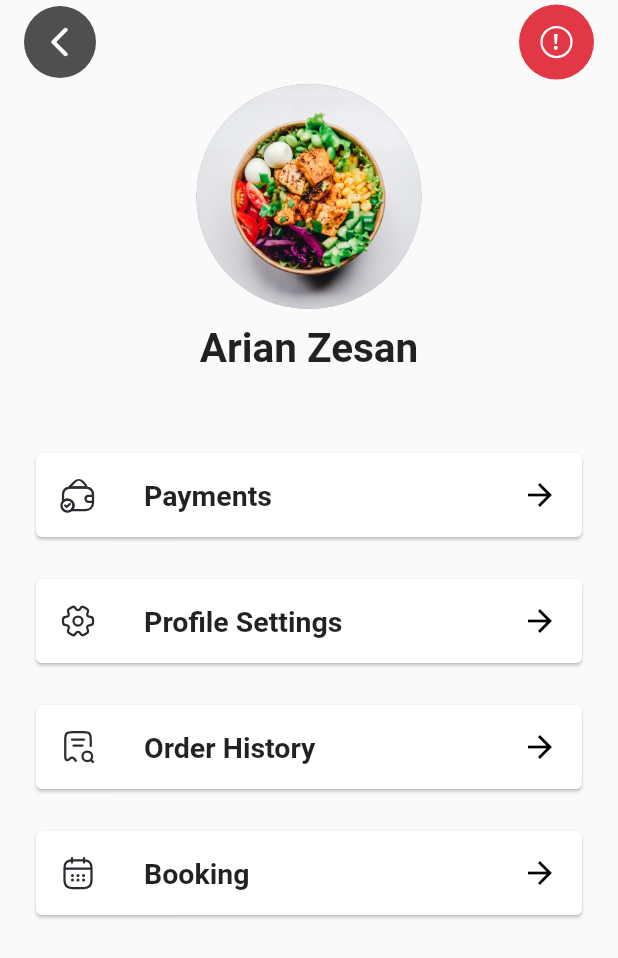
After one commit to Abduraimoff/flutter_zomato_app, a Flutter app: the ProfilePage screen opened directly, on a phone screen of 412 x 824 dp. The commit adds this screen. Shown: the top 958 px of the screen. Run offline on Flutter 3.47's test engine with Material 2 defaults, Android fonts, the phone set to English and light mode, and no system bars; our stand-ins replace dots_indicator, flutter_slidable, flutter_svg.

Commit message:
cart and profile pages

```diff
--- a/lib/pages/cart_page.dart
+++ b/lib/pages/cart_page.dart
@@ -1,4 +1,5 @@
 import 'package:flutter/material.dart';
+import 'package:flutter_slidable/flutter_slidable.dart';
 import 'package:provider/provider.dart';
 import 'package:zomato_app/app_color.dart';
 
@@ -53,7 +54,7 @@ class CartPage extends StatelessWidget {
                   ),
                 ),
                 Text(
-                  '\$${context.watch<CartProvider>().getTotalPrice()}',
+                  '\$${context.watch<CartProvider>().getTotalPrice().toStringAsFixed(2)}',
                   style: const TextStyle(
                     fontSize: 22,
                     color: AppColor.kyCoalColor,
--- a/lib/pages/home_page.dart
+++ b/lib/pages/home_page.dart
@@ -3,6 +3,7 @@ import 'package:flutter/material.dart';
 import 'package:flutter_svg/svg.dart';
 import 'package:zomato_app/app_color.dart';
 import 'package:zomato_app/data/food_model.dart';
+import 'package:zomato_app/pages/profile_page.dart';
 import 'package:zomato_app/widgets/data_search.dart';
 import 'package:zomato_app/widgets/food_card.dart';
 import 'package:zomato_app/widgets/food_list_view.dart';
@@ -200,10 +201,19 @@ class _HomePageState extends State<HomePage> {
                   color: AppColor.kRedColor,
                 ),
               ),
-              const CircleAvatar(
-                backgroundColor: Colors.grey,
-                radius: 25,
-                backgroundImage: AssetImage('assets/images/food1.jpg'),
+              GestureDetector(
+                onTap: () {
+                  Navigator.push(
+                    context,
+                    MaterialPageRoute(
+                        builder: (context) => const ProfilePage()),
+                  );
+                },
+                child: const CircleAvatar(
+                  backgroundColor: Colors.grey,
+                  radius: 25,
+                  backgroundImage: AssetImage('assets/images/food1.jpg'),
+                ),
               ),
             ],
           )
--- /dev/null
+++ b/lib/pages/profile_page.dart
@@ -0,0 +1,94 @@
+import 'package:flutter/material.dart';
+import 'package:flutter_svg/flutter_svg.dart';
+import 'package:zomato_app/app_color.dart';
+import 'package:zomato_app/widgets/card_widget.dart';
+
+class ProfilePage extends StatelessWidget {
+  const ProfilePage({Key? key}) : super(key: key);
+
+  @override
+  Widget build(BuildContext context) {
+    return Scaffold(
+      appBar: appBar(context),
+      body: Padding(
+        padding: const EdgeInsets.symmetric(horizontal: 20),
+        child: Column(
+          crossAxisAlignment: CrossAxisAlignment.start,
+          children: const [
+            Center(
+              child: CircleAvatar(
+                backgroundColor: Colors.grey,
+                radius: 75,
+                backgroundImage: AssetImage('assets/images/food1.jpg'),
+              ),
+            ),
+            SizedBox(height: 10),
+            Center(
+              child: Text('Arian Zesan',
+                  style: TextStyle(fontSize: 27, fontWeight: FontWeight.w600)),
+            ),
+            SizedBox(height: 40),
+            CardWidget(
+              icon: 'assets/icons/wallet-check.svg',
+              title: 'Payments',
+            ),
+            CardWidget(
+              icon: 'assets/icons/setting2.svg',
+              title: 'Profile Settings',
+            ),
+            CardWidget(
+              icon: 'assets/icons/receipt-search.svg',
+              title: 'Order History',
+            ),
+            CardWidget(
+              icon: 'assets/icons/calendar.svg',
+              title: 'Booking',
+            ),
+          ],
+        ),
+      ),
+    );
+  }
+
+  AppBar appBar(BuildContext context) {
+    return AppBar(
+      automaticallyImplyLeading: false,
+      backgroundColor: Colors.transparent,
+      elevation: 0,
+      centerTitle: false,
+      title: Row(
+        mainAxisAlignment: MainAxisAlignment.spaceBetween,
+        children: [
+          Container(
+            decoration: BoxDecoration(
+              color: AppColor.kyGreyColor,
+              borderRadius: BorderRadius.circular(40),
+            ),
+            child: IconButton(
+              onPressed: () {
+                Navigator.pop(context);
+              },
+              icon: const Icon(
+                Icons.arrow_back_ios_rounded,
+                color: Colors.white,
+              ),
+            ),
+          ),
+          Container(
+            width: 50,
+            height: 50,
+            padding: const EdgeInsets.all(13),
+            decoration: BoxDecoration(
+              borderRadius: BorderRadius.circular(50),
+              color: AppColor.kRedColor,
+            ),
+            child: SvgPicture.asset(
+              'assets/icons/discover.svg',
+              color: Colors.white,
+            ),
+          ),
+        ],
+      ),
+    );
+  }
+}
--- a/lib/pages/root_page.dart
+++ b/lib/pages/root_page.dart
@@ -18,7 +18,7 @@ class _RootPageState extends State<RootPage> {
     Center(child: Text('Go Out')),
     Center(child: Text('Pro')),
     CartPage(),
-    Center(child: Text('Profile')),
+    Center(child: Text('Nutrition')),
   ];
 
   @override
--- /dev/null
+++ b/lib/widgets/card_widget.dart
@@ -0,0 +1,39 @@
+
+import 'package:flutter/material.dart';
+import 'package:flutter_svg/flutter_svg.dart';
+
+class CardWidget extends StatelessWidget {
+  final String icon;
+  final String title;
+  const CardWidget({
+    Key? key,
+    required this.icon,
+    required this.title,
+  }) : super(key: key);
+
+  @override
+  Widget build(BuildContext context) {
+    return Padding(
+      padding: const EdgeInsets.symmetric(vertical: 10),
+      child: Card(
+        child: ListTile(
+          leading: SvgPicture.asset(icon),
+          title: Row(
+            mainAxisAlignment: MainAxisAlignment.spaceBetween,
+            children: [
+              Text(
+                title,
+                style:
+                    const TextStyle(fontSize: 19, fontWeight: FontWeight.w600),
+              ),
+              const Icon(
+                Icons.arrow_forward,
+                color: Colors.black,
+              )
+            ],
+          ),
+        ),
+      ),
+    );
+  }
+}
--- a/lib/widgets/cart_tile.dart
+++ b/lib/widgets/cart_tile.dart
@@ -1,5 +1,9 @@
 import 'package:flutter/material.dart';
+import 'package:flutter_slidable/flutter_slidable.dart';
+import 'package:provider/provider.dart';
 import 'package:zomato_app/data/food_model.dart';
+import 'package:zomato_app/pages/detail_page.dart';
+import 'package:zomato_app/providers/cart_provider.dart';
 
 class CartTile extends StatelessWidget {
   final Food food;
@@ -11,6 +15,16 @@ class CartTile extends StatelessWidget {
   @override
   Widget build(BuildContext context) {
     return ListTile(
+      onTap: () {
+        Navigator.push(
+          context,
+          MaterialPageRoute(
+            builder: (context) => DetailPage(
+              food: food,
+            ),
+          ),
+        );
+      },
       leading: Container(
         width: 55,
         height: 55,
--- a/pubspec.yaml
+++ b/pubspec.yaml
@@ -14,6 +14,7 @@ dependencies:
   flutter_svg: ^1.0.3
   dots_indicator: ^2.0.0
   provider: ^6.0.2
+  flutter_slidable: ^1.2.0
 
 
 
```
Also changed, not shown: pubspec.lock.
